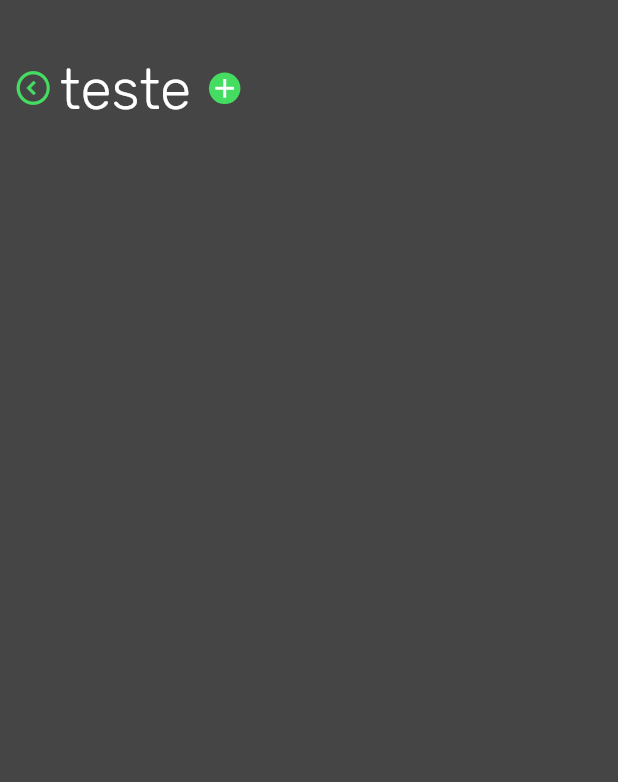
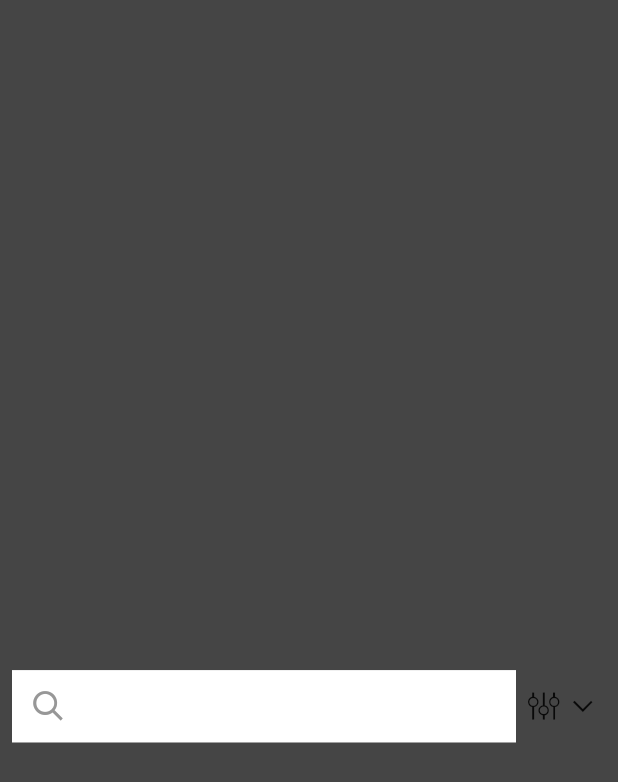
Before and after one commit to lux-ti/lux_widget, a Flutter app: the screen it shows after launch, on a phone screen of 412 x 824 dp. Shown: the top 782 px of the screen. Run offline on Flutter 3.47's test engine with Material 2 defaults, Android fonts, the phone set to English and light mode, and no system bars; our stand-ins replace get.

Commit message:
alteração design

```diff
--- a/example/lib/views/teste.dart
+++ b/example/lib/views/teste.dart
@@ -1,5 +1,7 @@
 import 'package:flutter/cupertino.dart';
+import 'package:flutter/material.dart';
 import 'package:lux_ui/widgets/Scafold/Scafold.dart';
+import 'package:lux_ui/widgets/buttons/buttons.dart';
 
 class Teste extends StatelessWidget {
   const Teste({Key? key}) : super(key: key);
@@ -7,9 +9,13 @@ class Teste extends StatelessWidget {
   @override
   Widget build(BuildContext context) {
     return XScafoldGrey(
-      title: "teste ",
-      firstOnPressed: () {},
-      onBack: () {},
+      child: Center(
+        child: XFilter(
+          width: double.infinity,
+          heigth: 50,
+          iconsSize: 18,
+        ),
+      ),
     );
   }
 }
--- a/lib/widgets/buttons/filter.dart
+++ b/lib/widgets/buttons/filter.dart
@@ -11,7 +11,7 @@ class XFilter extends StatelessWidget {
 
   const XFilter({
     Key? key,
-    this.heigth = 40,
+    this.heigth = 50,
     this.width = 370,
     this.onTap,
     this.colorInputText,
@@ -26,13 +26,12 @@ class XFilter extends StatelessWidget {
     return Container(
         height: heigth,
         width: width,
+        //color: xTheme.backgroundColor,
+        child: Row(mainAxisAlignment: MainAxisAlignment.spaceBetween, children: [
+            Expanded(
+        child: Container(
+          //width: 320,
           color: xTheme.backgroundColor,
-        child: Padding(
-          padding: const EdgeInsets.only(right: 8),
-          child:
-              Row(mainAxisAlignment: MainAxisAlignment.spaceBetween, children: [
-            Container(
-                width: 320,
           child: TextField(
             onChanged: onChanged,
             decoration: InputDecoration(
@@ -43,10 +42,17 @@ class XFilter extends StatelessWidget {
                 decoration: BoxDecoration(
                   borderRadius: BorderRadius.circular(25),
                 ),
-                            child:
-                                Icon(Lxi.search, color: xTheme.borderColor))))),
+                child: Icon(Lxi.search, color: xTheme.borderColor),
+              ),
+            ),
+          ),
+        ),
+            ),
             GestureDetector(
         onTap: onTap,
+        child: Container(
+          child: Padding(
+            padding: const EdgeInsets.symmetric(horizontal: 8),
             child: Row(
               children: [
                 Icon(
@@ -62,8 +68,9 @@ class XFilter extends StatelessWidget {
                 )
               ],
             ),
+          ),
+        ),
             )
-          ]),
-        ));
+          ]));
   }
 }
```
Lines whose indentation alone changed are shown as unchanged.
